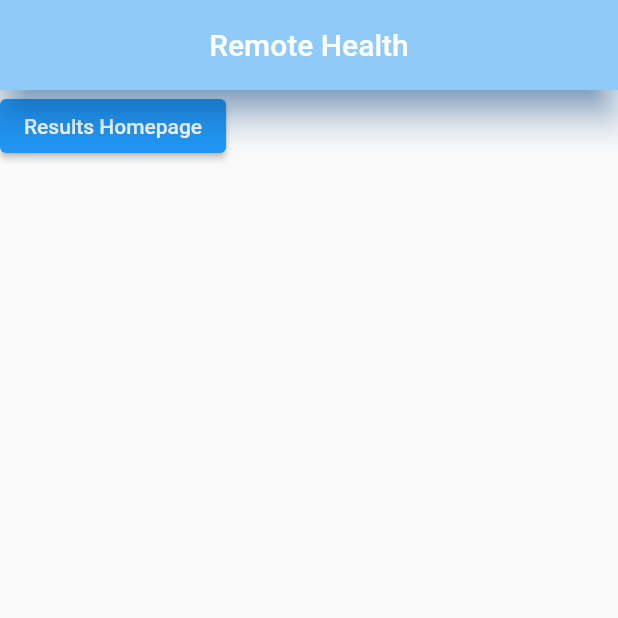
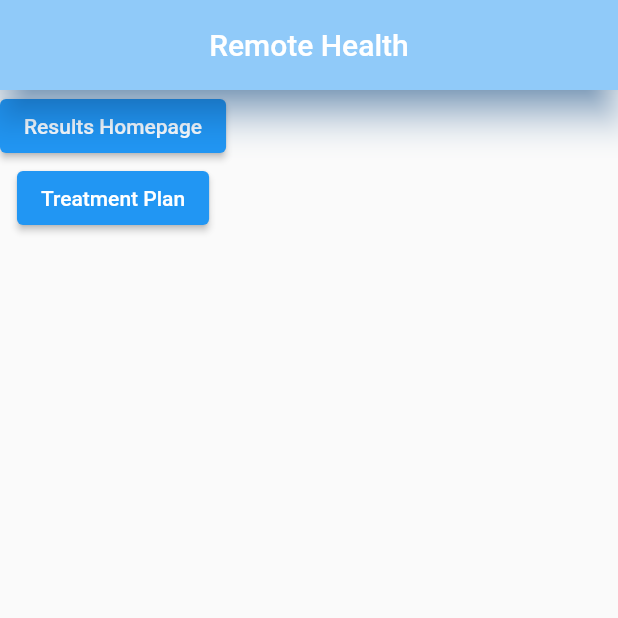
Before and after one commit to ArjunBhandari-666/Flutter-Health-App, a Flutter app: the screen it shows after launch, on a phone screen of 412 x 824 dp, the top half of it. Run offline on Flutter 3.47's test engine with Material 2 defaults, Android fonts, the phone set to English and light mode, and no system bars.

Commit message:
important changes

```diff
--- a/lib/main.dart
+++ b/lib/main.dart
@@ -27,8 +27,9 @@ class HomePage extends StatelessWidget {
         body: Column(
           mainAxisSize: MainAxisSize.min,
           crossAxisAlignment: CrossAxisAlignment.center,
-          children: [
-            ElevatedButton(
+          children: <Widget>[
+            Container(
+              child: ElevatedButton(
                   child: const Text("Results Homepage"),
                   onPressed: () {
                     Navigator.push(
@@ -36,7 +37,18 @@ class HomePage extends StatelessWidget {
                       MaterialPageRoute(
                           builder: (context) => const ResultsHomepage()),
                     );
-                })
+                  }),
+            ),
+            Container(
+                child: ElevatedButton(
+                    child: const Text("Treatment Plan"),
+                    onPressed: () {
+                      Navigator.push(
+                        context,
+                        MaterialPageRoute(
+                            builder: (context) => const TreatmentHomepage()),
+                      );
+                    }))
           ],
         ));
   }
@@ -52,6 +64,10 @@ class ResultsHomepage extends StatelessWidget {
         backgroundColor: Colors.blue.shade200,
         title: const Text("Results Review"),
         centerTitle: true,
+        titleSpacing: 0.0, // letter spacing for title
+        shadowColor: Colors.blue.shade700, // Shadow color for the AppBar
+        elevation: 10.0, // Elevation of the AppBar
+        toolbarHeight: 60.0, // Height of the toolbar
       ),
     );
   }
```
Lines whose indentation alone changed are shown as unchanged.
